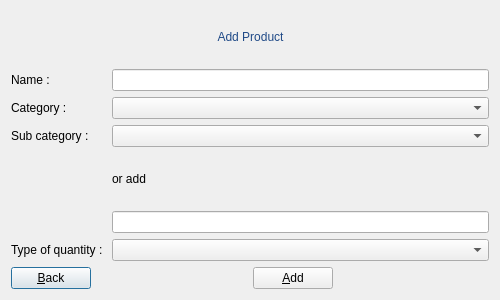
This is manageBill/dialogaddproducts.ui in JMainard/manageBill as Qt 5 draws it before an edit. The edited form follows.
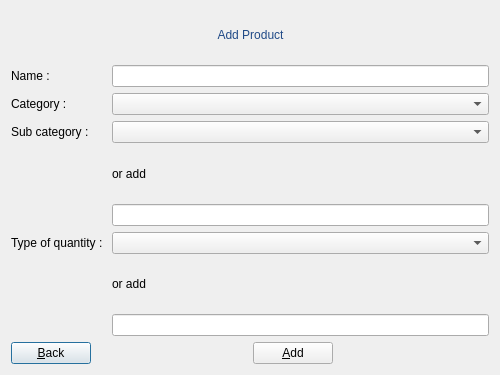
This is the edited form. Icons and pictures are not drawn.

Diff of the .ui file:
```diff
--- a/manageBill/dialogaddproducts.ui
+++ b/manageBill/dialogaddproducts.ui
@@ -7,7 +7,7 @@
     <x>0</x>
     <y>0</y>
     <width>500</width>
-    <height>300</height>
+    <height>375</height>
    </rect>
   </property>
   <property name="minimumSize">
@@ -137,7 +137,20 @@
    <item row="6" column="1">
     <widget class="QComboBox" name="comboBoxTOQ"/>
    </item>
-   <item row="7" column="0" colspan="2">
+   <item row="7" column="1">
+    <widget class="QLabel" name="labelOrTOQ">
+     <property name="styleSheet">
+      <string notr="true">font: 75 14pt &quot;URW Palladio L&quot;;</string>
+     </property>
+     <property name="text">
+      <string>or add</string>
+     </property>
+    </widget>
+   </item>
+   <item row="8" column="1">
+    <widget class="QLineEdit" name="lineEditAddTOQ"/>
+   </item>
+   <item row="9" column="0" colspan="2">
     <layout class="QGridLayout" name="gridLayout">
      <item row="0" column="0">
       <widget class="QPushButton" name="pushButtonBack">
```
